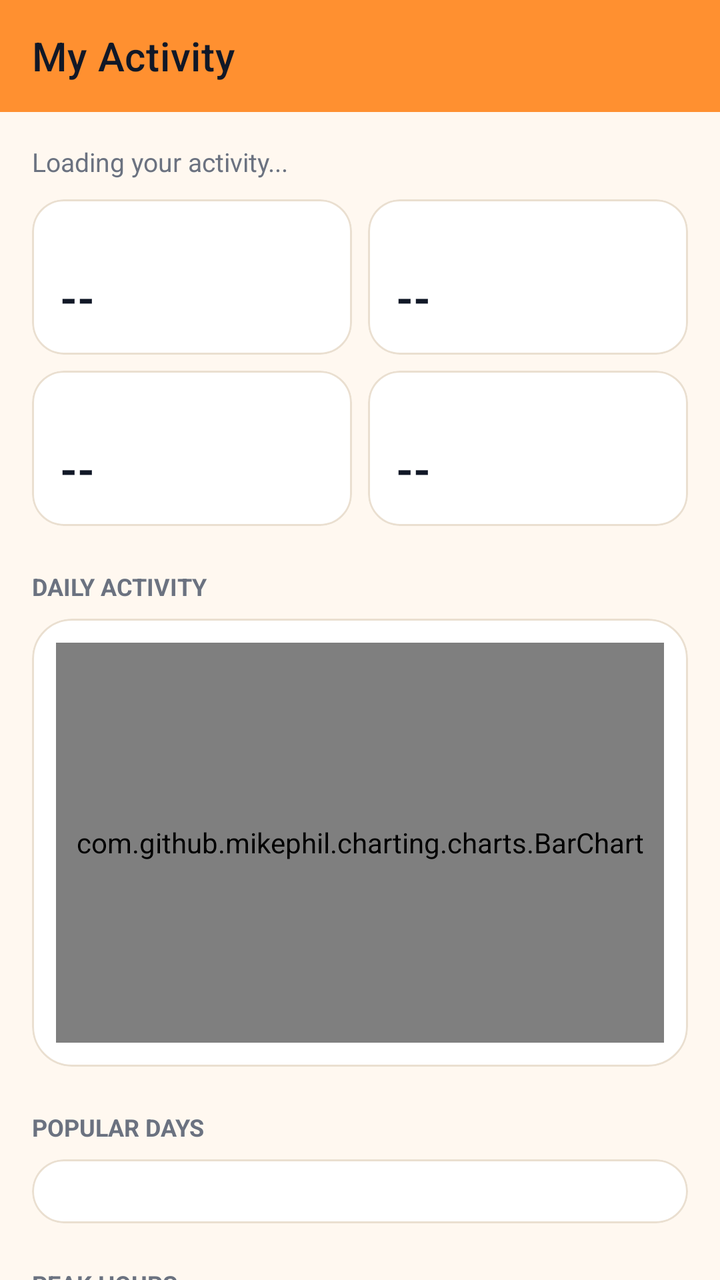
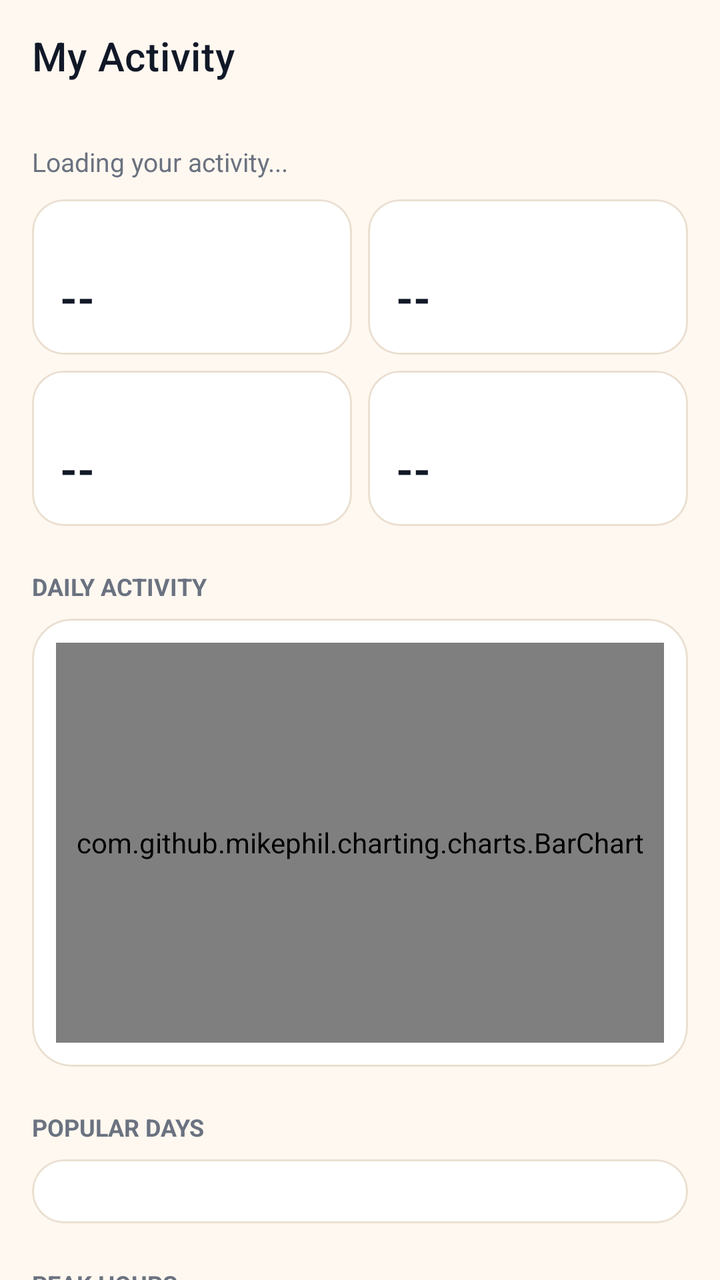

Screens rendered from an Android XML layout before and after an edit, with the pre-edit source and the edit as a unified diff.
<!-- AndroidManifest.xml: application theme AppTheme -->
<!-- res/layout/activity_activity_stats.xml -->
<?xml version="1.0" encoding="utf-8"?>
<androidx.coordinatorlayout.widget.CoordinatorLayout
    xmlns:android="http://schemas.android.com/apk/res/android"
    xmlns:app="http://schemas.android.com/apk/res-auto"
    android:layout_width="match_parent"
    android:layout_height="match_parent"
    android:background="@color/colorBackground">
    <com.google.android.material.appbar.AppBarLayout
        android:layout_width="match_parent"
        android:layout_height="wrap_content"
        android:theme="@style/AppTheme.AppBarOverlay"
        app:elevation="0dp">
        <androidx.appcompat.widget.Toolbar
            android:id="@+id/_toolbar"
            android:layout_width="match_parent"
            android:layout_height="?attr/actionBarSize"
            android:background="?attr/appBarColor"
            app:title="My Activity"
            app:popupTheme="@style/AppTheme.PopupOverlay" />
    </com.google.android.material.appbar.AppBarLayout>
    <androidx.core.widget.NestedScrollView
        android:layout_width="match_parent"
        android:layout_height="match_parent"
        app:layout_behavior="@string/appbar_scrolling_view_behavior">
        <LinearLayout
            android:layout_width="match_parent"
            android:layout_height="wrap_content"
            android:orientation="vertical"
            android:padding="16dp">

            <TextView
                android:id="@+id/tv_stats_state"
                android:layout_width="match_parent"
                android:layout_height="wrap_content"
                android:layout_marginBottom="10dp"
                android:text="Loading your activity..."
                android:textColor="@color/colorTextTertiary"
                android:textSize="13sp" />

            <LinearLayout
                android:layout_width="match_parent"
                android:layout_height="wrap_content"
                android:orientation="horizontal">
                <include layout="@layout/item_stat_tile" android:id="@+id/tile_reads" android:layout_width="0dp" android:layout_height="wrap_content" android:layout_weight="1" />
                <include layout="@layout/item_stat_tile" android:id="@+id/tile_days" android:layout_width="0dp" android:layout_height="wrap_content" android:layout_weight="1" android:layout_marginStart="8dp" />
            </LinearLayout>
            <LinearLayout
                android:layout_width="match_parent"
                android:layout_height="wrap_content"
                android:layout_marginTop="8dp"
                android:orientation="horizontal">
                <include layout="@layout/item_stat_tile" android:id="@+id/tile_gifts" android:layout_width="0dp" android:layout_height="wrap_content" android:layout_weight="1" />
                <include layout="@layout/item_stat_tile" android:id="@+id/tile_trust" android:layout_width="0dp" android:layout_height="wrap_content" android:layout_weight="1" android:layout_marginStart="8dp" />
            </LinearLayout>

            <TextView
                android:layout_width="wrap_content"
                android:layout_height="wrap_content"
                android:layout_marginTop="22dp"
                android:text="DAILY ACTIVITY"
                android:textColor="@color/colorTextTertiary"
                android:textSize="12sp"
                android:textStyle="bold" />
            <com.google.android.material.card.MaterialCardView
                android:layout_width="match_parent"
                android:layout_height="wrap_content"
                android:layout_marginTop="8dp"
                app:cardBackgroundColor="@color/colorSurface"
                app:cardCornerRadius="20dp"
                app:cardElevation="0dp"
                app:strokeColor="@color/colorCardStroke"
                app:strokeWidth="1dp">
                <com.github.mikephil.charting.charts.BarChart
                    android:id="@+id/chart_daily"
                    android:layout_width="match_parent"
                    android:layout_height="200dp"
                    android:layout_margin="12dp" />
            </com.google.android.material.card.MaterialCardView>

            <TextView
                android:layout_width="wrap_content"
                android:layout_height="wrap_content"
                android:layout_marginTop="22dp"
                android:text="POPULAR DAYS"
                android:textColor="@color/colorTextTertiary"
                android:textSize="12sp"
                android:textStyle="bold" />
            <com.google.android.material.card.MaterialCardView
                android:layout_width="match_parent"
                android:layout_height="wrap_content"
                android:layout_marginTop="8dp"
                app:cardBackgroundColor="@color/colorSurface"
                app:cardCornerRadius="20dp"
                app:cardElevation="0dp"
                app:strokeColor="@color/colorCardStroke"
                app:strokeWidth="1dp">
                <LinearLayout
                    android:id="@+id/ll_weekdays"
                    android:layout_width="match_parent"
                    android:layout_height="wrap_content"
                    android:orientation="vertical"
                    android:padding="16dp" />
            </com.google.android.material.card.MaterialCardView>

            <TextView
                android:layout_width="wrap_content"
                android:layout_height="wrap_content"
                android:layout_marginTop="22dp"
                android:text="PEAK HOURS"
                android:textColor="@color/colorTextTertiary"
                android:textSize="12sp"
                android:textStyle="bold" />
            <com.google.android.material.card.MaterialCardView
                android:layout_width="match_parent"
                android:layout_height="wrap_content"
                android:layout_marginTop="8dp"
                app:cardBackgroundColor="@color/colorSurface"
                app:cardCornerRadius="20dp"
                app:cardElevation="0dp"
                app:strokeColor="@color/colorCardStroke"
                app:strokeWidth="1dp">
                <com.github.mikephil.charting.charts.BarChart
                    android:id="@+id/chart_hours"
                    android:layout_width="match_parent"
                    android:layout_height="180dp"
                    android:layout_margin="12dp" />
            </com.google.android.material.card.MaterialCardView>

            <TextView
                android:id="@+id/tv_stats_note"
                android:layout_width="match_parent"
                android:layout_height="wrap_content"
                android:layout_marginTop="16dp"
                android:layout_marginBottom="24dp"
                android:textColor="@color/colorTextTertiary"
                android:textSize="12.5sp"
                android:lineSpacingMultiplier="1.2" />
        </LinearLayout>
    </androidx.core.widget.NestedScrollView>
</androidx.coordinatorlayout.widget.CoordinatorLayout>
<!-- res/layout/item_stat_tile.xml (included above) -->
<?xml version="1.0" encoding="utf-8"?>
<com.google.android.material.card.MaterialCardView
    xmlns:android="http://schemas.android.com/apk/res/android"
    xmlns:app="http://schemas.android.com/apk/res-auto"
    android:layout_width="match_parent"
    android:layout_height="wrap_content"
    app:cardBackgroundColor="@color/colorSurface"
    app:cardCornerRadius="16dp"
    app:cardElevation="0dp"
    app:strokeColor="@color/colorCardStroke"
    app:strokeWidth="1dp">
    <LinearLayout
        android:layout_width="match_parent"
        android:layout_height="wrap_content"
        android:orientation="vertical"
        android:padding="14dp">
        <TextView
            android:id="@+id/tv_tile_label"
            android:layout_width="wrap_content"
            android:layout_height="wrap_content"
            android:textColor="@color/colorTextTertiary"
            android:textSize="12sp" />
        <TextView
            android:id="@+id/tv_tile_value"
            android:layout_width="wrap_content"
            android:layout_height="wrap_content"
            android:layout_marginTop="4dp"
            android:text="--"
            android:textColor="@color/colorTextPrimary"
            android:textSize="22sp"
            android:textStyle="bold" />
    </LinearLayout>
</com.google.android.material.card.MaterialCardView>
<!-- resources referenced by this layout -->
<resources>
  <color name="colorBackground">#FFF8F0</color>
  <color name="colorCardStroke">#EADFD0</color>
  <color name="colorSurface">#FFFFFF</color>
  <color name="colorTextPrimary">#111827</color>
  <color name="colorTextTertiary">#6B7280</color>
  <style name="AppTheme.PopupOverlay" parent="ThemeOverlay.MaterialComponents.Light" />
  <style name="AppTheme" parent="Theme.MaterialComponents.DayNight.NoActionBar">
          
          <item name="homeAsUpIndicator">@drawable/ic_nav_back</item>
          
          <item name="android:textViewStyle">@style/HarvanaTextView</item>
          <item name="appBarColor">@color/colorAccent</item>
          <item name="onAppBarColor">@color/colorTextOnAccent</item>
          <item name="colorSecondary">@color/colorAccent</item>
          <item name="colorOnSecondary">@color/colorTextOnAccent</item>
          <item name="colorPrimaryVariant">@color/colorAccentDark</item>
          <item name="colorSecondaryVariant">@color/colorAccentDark</item>
          <item name="colorError">@color/colorError</item>
          <item name="colorOnError">@color/colorTextPrimaryWhite</item>
          <item name="colorControlActivated">@color/colorAccent</item>
          <item name="colorControlNormal">@color/colorControlNormal</item>
          <item name="colorControlHighlight">@color/colorAccentRipple</item>
          <item name="android:textColorHighlight">@color/colorAccentStroke</item>
          <item name="android:textColorLink">@color/colorAccentStrong</item>
          <item name="android:editTextColor">@color/colorTextPrimary</item>
          <item name="android:navigationBarColor">@color/colorBackground</item>
          <item name="colorPrimary">@color/colorAccent</item>
          <item name="colorPrimaryDark">@color/colorAccentStrong</item>
          <item name="colorAccent">@color/colorAccent</item>
          <item name="colorSurface">@color/colorSurface</item>
          <item name="colorOnPrimary">@color/colorTextOnAccent</item>
          <item name="colorOnSurface">@color/colorTextPrimary</item>
          <item name="colorOnBackground">@color/colorTextPrimary</item>
          <item name="colorOnSurfaceVariant">@color/colorTextSecondary</item>
          <item name="android:textColorPrimary">@color/colorTextPrimary</item>
          <item name="android:textColorSecondary">@color/colorTextSecondary</item>
          <item name="android:textColorHint">@color/colorTextTertiary</item>
          <item name="android:statusBarColor">?attr/appBarColor</item>
          <item name="android:windowLightStatusBar">true</item>
          <item name="android:windowBackground">@color/colorBackground</item>
          <item name="alertDialogTheme">@style/HarvanaAlertDialog</item>
          <item name="materialAlertDialogTheme">@style/HarvanaAlertDialog</item>
          <item name="bottomSheetDialogTheme">@style/HarvanaBottomSheetDialog</item>
      </style>
  <style name="HarvanaTextView" parent="android:Widget.TextView">
          <item name="android:textColor">@color/colorTextPrimary</item>
      </style>
  <color name="colorAccent">#FF9030</color>
  <color name="colorTextOnAccent">#111827</color>
  <color name="colorAccentDark">#E57A14</color>
  <color name="colorError">#EF4444</color>
  <color name="colorTextPrimaryWhite">#FFFFFF</color>
  <color name="colorControlNormal">#6B7280</color>
  <color name="colorAccentRipple">#1AFF9030</color>
  <color name="colorAccentStroke">#33FF9030</color>
  <color name="colorAccentStrong">#B85F0A</color>
  <color name="colorTextSecondary">#4B5563</color>
  <style name="HarvanaDialogButton" parent="Widget.MaterialComponents.Button.TextButton.Dialog">
          <item name="android:textColor">@color/colorAccent</item>
          <item name="android:minHeight">48dp</item>
      </style>
  <style name="HarvanaBottomSheetStyle" parent="Widget.MaterialComponents.BottomSheet.Modal">
          <item name="backgroundTint">?attr/colorSurface</item>
          <item name="shapeAppearanceOverlay">@style/HarvanaBottomSheetShape</item>
      </style>
  <!-- unchanged entries left out for length: 5 -->
</resources>

<!-- the commit's change to res/layout/activity_activity_stats.xml (unified diff, before → after) -->
@@ -9,7 +9,8 @@
         android:layout_width="match_parent"
         android:layout_height="wrap_content"
         android:theme="@style/AppTheme.AppBarOverlay"
-        app:elevation="0dp">
+        app:elevation="0dp"
+		android:stateListAnimator="@null">
         <androidx.appcompat.widget.Toolbar
             android:id="@+id/_toolbar"
             android:layout_width="match_parent"
<!-- resource entries referenced after the edit -->
@@ -11,8 +11,8 @@
           <item name="homeAsUpIndicator">@drawable/ic_nav_back</item>
           
           <item name="android:textViewStyle">@style/HarvanaTextView</item>
-          <item name="appBarColor">@color/colorAccent</item>
-          <item name="onAppBarColor">@color/colorTextOnAccent</item>
+          <item name="appBarColor">@color/colorBackground</item>
+          <item name="onAppBarColor">@color/colorTextPrimary</item>
           <item name="colorSecondary">@color/colorAccent</item>
           <item name="colorOnSecondary">@color/colorTextOnAccent</item>
           <item name="colorPrimaryVariant">@color/colorAccentDark</item>
